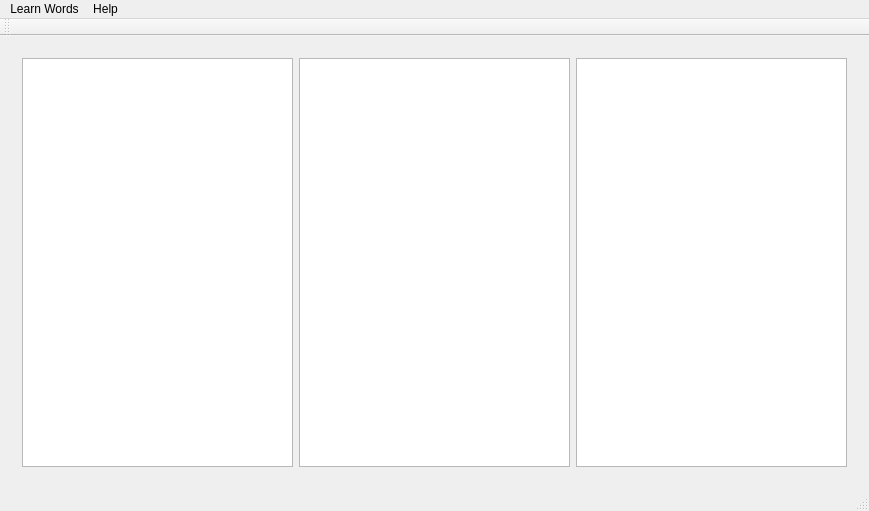
First picture: the form in Wordsmart/Wordsmart/wordsmart.ui, repository kev0960/Wordsmart, before the edit.
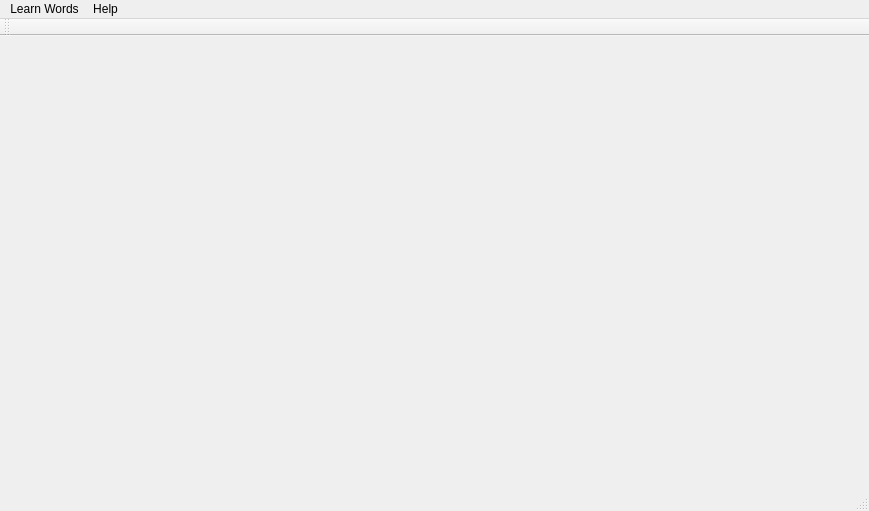
Second picture: the form after the edit. Icons and pictures are not drawn.

Patch:
```diff
--- a/Wordsmart/Wordsmart/wordsmart.ui
+++ b/Wordsmart/Wordsmart/wordsmart.ui
@@ -18,7 +18,7 @@
     <item>
      <widget class="QStackedWidget" name="stackedWidget">
       <property name="currentIndex">
-       <number>1</number>
+       <number>3</number>
       </property>
       <widget class="QWidget" name="page">
        <layout class="QVBoxLayout" name="verticalLayout">
@@ -102,6 +102,20 @@
         </item>
        </layout>
       </widget>
+      <widget class="QWidget" name="page_4">
+       <layout class="QHBoxLayout" name="horizontalLayout_3">
+        <item>
+         <widget class="QLabel" name="label">
+          <property name="styleSheet">
+           <string notr="true">border-image: url(:/Wordsmart/wordsmart.png) 0 0 0 0 stretch stretch;</string>
+          </property>
+          <property name="text">
+           <string/>
+          </property>
+         </widget>
+        </item>
+       </layout>
+      </widget>
      </widget>
     </item>
    </layout>
```
